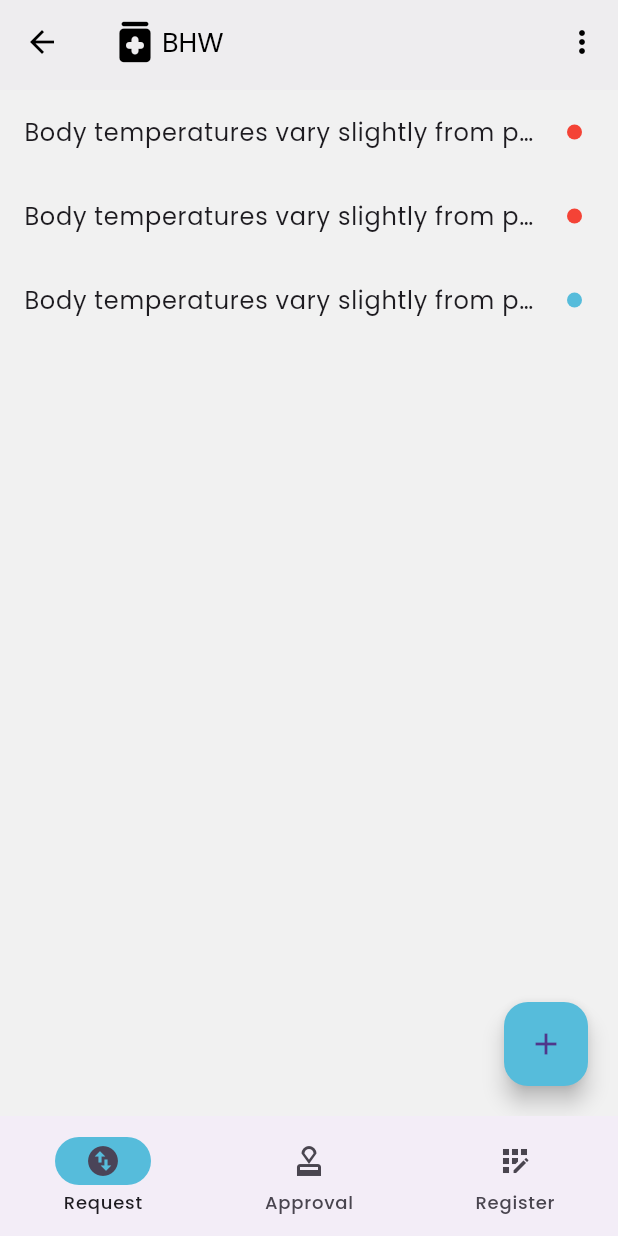
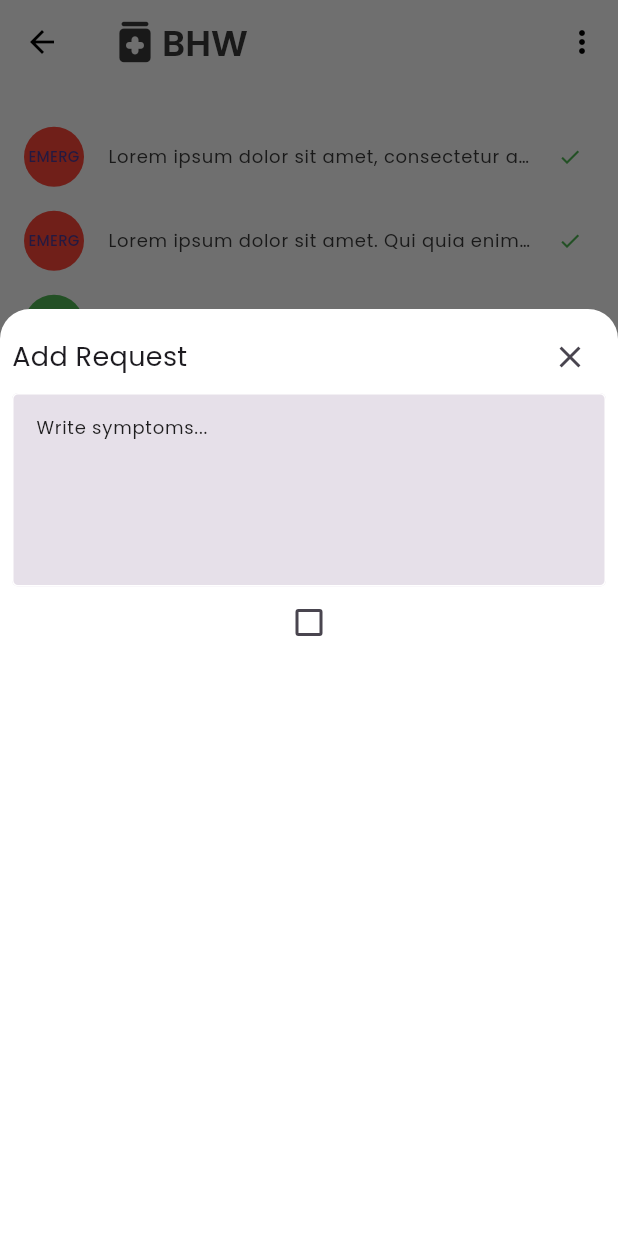
Before and after one commit to dequilla3/bhw_app, a Flutter app: the MainPage screen opened by its route, after a tap on the "add" icon, on a phone screen of 412 x 824 dp. Run offline on Flutter 3.47's test engine with Material 3 defaults, Android fonts, the phone set to English and light mode, and no system bars; our stand-ins replace get.

Commit message:
feat: added screens for request details viewing

```diff
--- /dev/null
+++ b/lib/components/app_text_field_expandable.dart
@@ -0,0 +1,44 @@
+import 'package:bhw_app/style/app_colors.dart';
+import 'package:flutter/material.dart';
+
+class AppTextFieldExpandable extends StatelessWidget {
+  final String? hint;
+  final TextEditingController? controller;
+  final ValueChanged<String>? onChange;
+  final FocusNode? focusNode;
+  final int? maxLines;
+  final int? minLines;
+  const AppTextFieldExpandable(
+      {super.key,
+      this.hint,
+      this.controller,
+      this.onChange,
+      this.focusNode,
+      this.maxLines,
+      this.minLines});
+
+  @override
+  Widget build(Object context) {
+    return TextField(
+      maxLines: maxLines,
+      minLines: minLines,
+      style: const TextStyle(fontSize: 14),
+      onChanged: onChange,
+      controller: controller,
+      focusNode: focusNode,
+      decoration: InputDecoration(
+        isDense: true,
+        hintText: hint,
+        hintStyle: const TextStyle(color: Colors.black87, fontSize: 12),
+        border: const OutlineInputBorder(),
+        enabledBorder: const OutlineInputBorder(
+          borderSide: BorderSide(color: AppColors.white),
+        ),
+        focusedBorder: const OutlineInputBorder(
+          borderSide: BorderSide(color: AppColors.white),
+        ),
+        filled: true,
+      ),
+    );
+  }
+}
--- /dev/null
+++ b/lib/components/new_request_modal.dart
@@ -0,0 +1,68 @@
+import 'package:bhw_app/components/app_text_field_expandable.dart';
+import 'package:bhw_app/controller/request_controller.dart';
+import 'package:bhw_app/style/app_text.dart';
+import 'package:flutter/material.dart';
+import 'package:get/get.dart';
+
+class NewRequestModal extends StatefulWidget {
+  const NewRequestModal({super.key});
+
+  @override
+  State<NewRequestModal> createState() => _NewRequestModalState();
+}
+
+class _NewRequestModalState extends State<NewRequestModal> {
+  final tfFocus = FocusNode();
+
+  @override
+  Widget build(BuildContext context) {
+    RequestController requestController = Get.find();
+
+    var height = MediaQuery.of(context).size.height;
+
+    return GestureDetector(
+      onTap: () => tfFocus.unfocus(),
+      child: Container(
+        height: height * 0.75,
+        decoration: const BoxDecoration(
+          color: Colors.white,
+          borderRadius: BorderRadius.only(
+            topLeft: Radius.circular(20),
+            topRight: Radius.circular(20),
+          ),
+        ),
+        child: Padding(
+          padding: const EdgeInsets.all(8.0),
+          child: Column(children: [
+            Row(
+              children: [
+                const Text(
+                  'Add Request',
+                  style: AppText.header3,
+                ),
+                const Spacer(),
+                IconButton(
+                  onPressed: () => Navigator.pop(context),
+                  icon: const Icon(Icons.close),
+                )
+              ],
+            ),
+            AppTextFieldExpandable(
+              maxLines: 5,
+              hint: 'Write symptoms...',
+              focusNode: tfFocus,
+              onChange: (value) {},
+            ),
+            Checkbox(
+              checkColor: Colors.white,
+              value: requestController.isChecked.value,
+              onChanged: (bool? value) {
+                requestController.toggleCheckbox();
+              },
+            ),
+          ]),
+        ),
+      ),
+    );
+  }
+}
--- a/lib/components/toolbar.dart
+++ b/lib/components/toolbar.dart
@@ -9,7 +9,7 @@ class ToolBar extends StatelessWidget implements PreferredSizeWidget {
   @override
   Widget build(BuildContext context) {
     return AppBar(
-      elevation: 0.5,
+      elevation: 0,
       backgroundColor: AppColors.bgLight,
       foregroundColor: Colors.black,
       title: Row(
@@ -17,12 +17,14 @@ class ToolBar extends StatelessWidget implements PreferredSizeWidget {
           const Icon(
             Icons.medication_rounded,
             size: 36,
+            color: AppColors.font2,
           ),
           Text(
             title ?? "",
             style: const TextStyle(
-              fontSize: 18,
-              fontWeight: FontWeight.w400,
+              fontSize: 24,
+              fontWeight: FontWeight.w600,
+              color: AppColors.font2,
             ),
           ),
         ],
--- a/lib/config/app_routes.dart
+++ b/lib/config/app_routes.dart
@@ -1,12 +1,15 @@
-import 'package:bhw_app/view/login_page.dart';
-import 'package:bhw_app/view/main_page.dart';
+import 'package:bhw_app/view/pages/login_page.dart';
+import 'package:bhw_app/view/pages/main_page.dart';
+import 'package:bhw_app/view/screens/request_details_screen.dart';
 
 class AppRoutes {
   static const loginPage = '/';
   static const mainPage = '/main_page';
+  static const requestDetailsRoute = '/request_details_screen';
 
-  static final pages = {
+  static final routes = {
     loginPage: (contex) => const LoginPage(),
     mainPage: (context) => const MainPage(),
+    requestDetailsRoute: (context) => const RequestDetailsScreen(),
   };
 }
--- a/lib/controller/request_controller.dart
+++ b/lib/controller/request_controller.dart
@@ -2,39 +2,62 @@ import 'package:bhw_app/model/user_request.dart';
 import 'package:get/get.dart';
 
 class RequestController extends GetxController {
+  late UserRequest userRequest;
+  late List<UserRequest> requests;
+  // var isChecked = false.obs;
+
+  var isChecked = false.obs;
+
+  void toggleCheckbox() {
+    isChecked.value = isChecked.value;
+    update();
+  }
+
   @override
   void onInit() {
     super.onInit();
     loadRequest();
-    print('TEST123');
   }
 
   @override
   void dispose() {
     super.dispose();
+    requests = [];
   }
 
-  late List<UserRequest> requests;
+  void onChangeCheckBox() {
+    isChecked(!isChecked.value);
+    update();
+  }
+
+  UserRequest getUserRequest() => userRequest;
+  void setUserRequest(UserRequest userReq) => userRequest = userReq;
 
   loadRequest() {
     requests = [
       UserRequest(
         1,
-        "Body temperatures vary slightly from person to person and at different times of day. The average temperature has traditionally been defined as 98.6 F (37 C). A temperature taken using a mouth thermometer (oral temperature) that's 100 F (37.8 C) or higher is generally considered to be a fever.",
+        "Lorem ipsum dolor sit amet, consectetur adipiscing elit, sed do eiusmod tempor incididunt ut labore et dolore magna aliqua. Ut enim ad minim veniam, quis nostrud exercitation ullamco laboris nisi ut aliquip ex ea commodo consequat. Duis aute irure dolor in reprehenderit in voluptate velit esse cillum dolore eu fugiat nulla pariatur. Excepteur sint occaecat cupidatat non proident, sunt in culpa qui officia deserunt mollit anim id est laborum.",
         true,
-        false,
+        'APPROVED',
       ),
       UserRequest(
         2,
-        "Body temperatures vary slightly from person to person and at different times of day. The average temperature has traditionally been defined as 98.6 F (37 C). A temperature taken using a mouth thermometer (oral temperature) that's 100 F (37.8 C) or higher is generally considered to be a fever.",
+        "Lorem ipsum dolor sit amet. Qui quia enim non voluptatem aliquid et voluptas mollitia ut velit aspernatur quo eveniet debitis? Id sapiente voluptatem 33 sunt consequatur et fuga dolor ut maxime laudantium.",
         true,
+        'APPROVED',
+      ),
+      UserRequest(
+        2,
+        "Hic quaerat praesentium eos iure accusantium qui saepe placeat id iusto rerum? Est rerum vitae et natus autem ea ipsam velit vel iusto eius vel voluptas cupiditate aut debitis repudiandae id consequatur perspiciatis.",
         false,
+        'PENDING',
       ),
       UserRequest(
         2,
         "Body temperatures vary slightly from person to person and at different times of day. The average temperature has traditionally been defined as 98.6 F (37 C). A temperature taken using a mouth thermometer (oral temperature) that's 100 F (37.8 C) or higher is generally considered to be a fever.",
         false,
-        false,
+        'REJECTED',
       ),
     ];
     update();
--- a/lib/main.dart
+++ b/lib/main.dart
@@ -20,7 +20,7 @@ class MyApp extends StatelessWidget {
         brightness: Brightness.light,
       ),
       initialRoute: '/',
-      routes: AppRoutes.pages,
+      routes: AppRoutes.routes,
     );
   }
 }
--- a/lib/model/user_request.dart
+++ b/lib/model/user_request.dart
@@ -2,10 +2,10 @@ class UserRequest {
   final int id;
   final String details;
   final bool isEmergency;
-  final bool isApproved;
+  final String status;
 
-  UserRequest(this.id, this.details, this.isEmergency, this.isApproved);
+  UserRequest(this.id, this.details, this.isEmergency, this.status);
 
   factory UserRequest.fromJson(Map<String, dynamic> json) => UserRequest(
-      json['id'], json['details'], json['isEmergency'], json['isApproved']);
+      json['id'], json['details'], json['isEmergency'], json['status']);
 }
--- a/lib/view/main_page.dart
+++ b/lib/view/pages/main_page.dart
@@ -1,7 +1,7 @@
 import 'package:bhw_app/components/toolbar.dart';
 import 'package:bhw_app/config/app_routes.dart';
 import 'package:bhw_app/style/app_colors.dart';
-import 'package:bhw_app/view/request_page.dart';
+import 'package:bhw_app/view/pages/request_page.dart';
 import 'package:flutter/material.dart';
 
 enum Menus { edit, logout }
@@ -72,9 +72,7 @@ class _MainPageState extends State<MainPage> {
         ],
       ),
       body: <Widget>[
-        const Center(
-          child: RequestPage(),
-        ),
+        const RequestPage(),
         const Center(
           child: Text('approval'),
         ),
--- /dev/null
+++ b/lib/view/pages/request_page.dart
@@ -0,0 +1,114 @@
+import 'package:bhw_app/components/new_request_modal.dart';
+import 'package:bhw_app/config/app_routes.dart';
+import 'package:bhw_app/controller/request_controller.dart';
+import 'package:bhw_app/style/app_colors.dart';
+import 'package:flutter/material.dart';
+import 'package:get/get.dart';
+
+class RequestPage extends StatefulWidget {
+  const RequestPage({super.key});
+
+  @override
+  State<RequestPage> createState() => _RequestPageState();
+}
+
+class _RequestPageState extends State<RequestPage> {
+  Widget _statusIcon(String status) {
+    if (status == 'APPROVED') {
+      return const Icon(
+        Icons.check,
+        color: Colors.green,
+        size: 16,
+      );
+    } else if (status == 'PENDING') {
+      return const Icon(
+        Icons.pending_actions,
+        color: Colors.amber,
+        size: 16,
+      );
+    } else {
+      return const Icon(
+        Icons.close,
+        color: Colors.red,
+        size: 16,
+      );
+    }
+  }
+
+  @override
+  Widget build(BuildContext context) {
+    final RequestController requestController = Get.put(RequestController());
+
+    var height = MediaQuery.of(context).size.height;
+
+    return SingleChildScrollView(
+      child: Column(
+        children: [
+          SizedBox(height: height * 0.02),
+          SizedBox(
+            height: height * 0.75,
+            child: Stack(
+              children: [
+                ListView.builder(
+                    itemCount: requestController.requests.length,
+                    itemBuilder: (context, index) {
+                      var request = requestController.requests[index];
+                      var isEmerg = request.isEmergency;
+
+                      return ListTile(
+                          onTap: () {
+                            requestController.setUserRequest(request);
+
+                            Navigator.of(context)
+                                .pushNamed(AppRoutes.requestDetailsRoute);
+                          },
+                          leading: CircleAvatar(
+                            backgroundColor:
+                                isEmerg ? Colors.red : Colors.green,
+                            child: isEmerg
+                                ? const Text(
+                                    'EMERG',
+                                    style: TextStyle(fontSize: 10),
+                                  )
+                                : const Text(
+                                    'NORM',
+                                    style: TextStyle(fontSize: 10),
+                                  ),
+                          ),
+                          title: Text(
+                            request.details,
+                            overflow: TextOverflow.ellipsis,
+                            style: const TextStyle(
+                              fontSize: 12,
+                              color: AppColors.font2,
+                            ),
+                          ),
+                          trailing: _statusIcon(request.status));
+                    }),
+                Positioned(
+                  bottom: 20,
+                  right: 20,
+                  child: FloatingActionButton(
+                    backgroundColor: AppColors.primary,
+                    onPressed: () {
+                      showModalBottomSheet(
+                        elevation: 1,
+                        backgroundColor: Colors.transparent,
+                        context: context,
+                        isScrollControlled: true,
+                        builder: (context) {
+                          return const NewRequestModal();
+                        },
+                      );
+                    },
+                    child: const Icon(Icons.add),
+                  ),
+                )
+              ],
+            ),
+          ),
+        ],
+      ),
+    );
+  }
+}
--- a/lib/view/request_page.dart
+++ /dev/null
@@ -1,52 +0,0 @@
-import 'package:bhw_app/components/circle.dart';
-import 'package:bhw_app/controller/request_controller.dart';
-import 'package:bhw_app/style/app_colors.dart';
-import 'package:flutter/material.dart';
-import 'package:get/get.dart';
-
-class RequestPage extends StatefulWidget {
-  const RequestPage({super.key});
-
-  @override
-  State<RequestPage> createState() => _RequestPageState();
-}
-
-class _RequestPageState extends State<RequestPage> {
-  @override
-  Widget build(BuildContext context) {
-    return GetBuilder<RequestController>(
-      init: RequestController(),
-      builder: (requestController) {
-        return Stack(
-          children: [
-            ListView.builder(
-                itemCount: requestController.requests.length,
-                itemBuilder: (context, index) {
-                  var _request = requestController.requests[index];
-
-                  return ListTile(
-                    title: Text(
-                      _request.details,
-                      overflow: TextOverflow.ellipsis,
-                    ),
-                    trailing: Circle(
-                      color:
-                          _request.isEmergency ? Colors.red : AppColors.primary,
-                    ),
-                  );
-                }),
-            Positioned(
-              bottom: 20,
-              right: 20,
-              child: FloatingActionButton(
-                backgroundColor: AppColors.primary,
-                onPressed: () {},
-                child: const Icon(Icons.add),
-              ),
-            )
-          ],
-        );
-      },
-    );
-  }
-}
```
Also changed, not shown: lib/view/screens/request_details_screen.dart (added, +124 -0 lines), lib/view/pages/login_page.dart (renamed from lib/view/login_page.dart).
